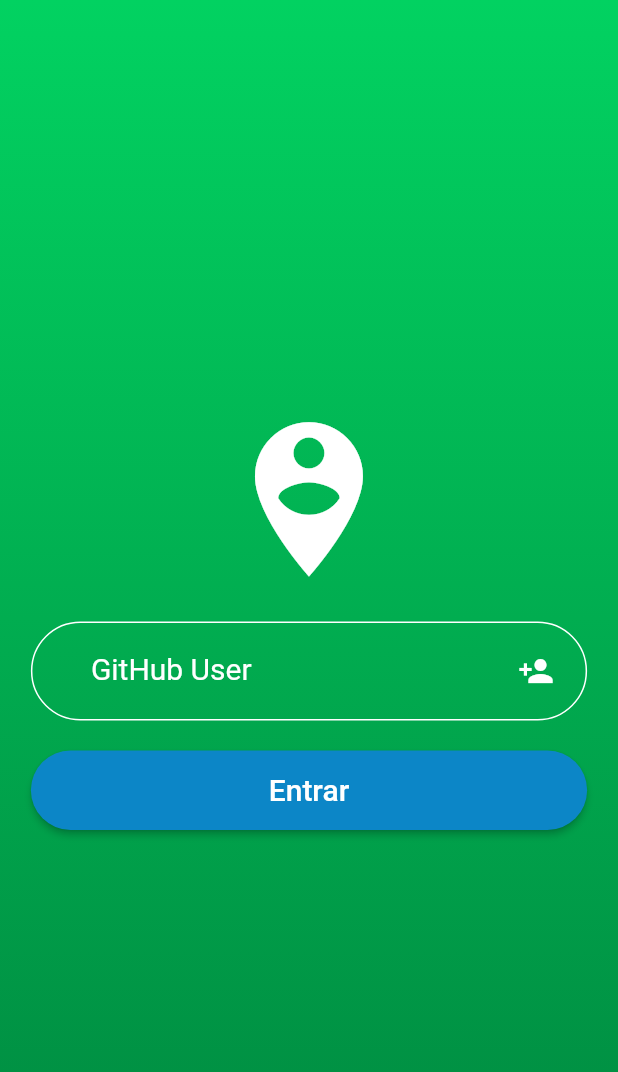
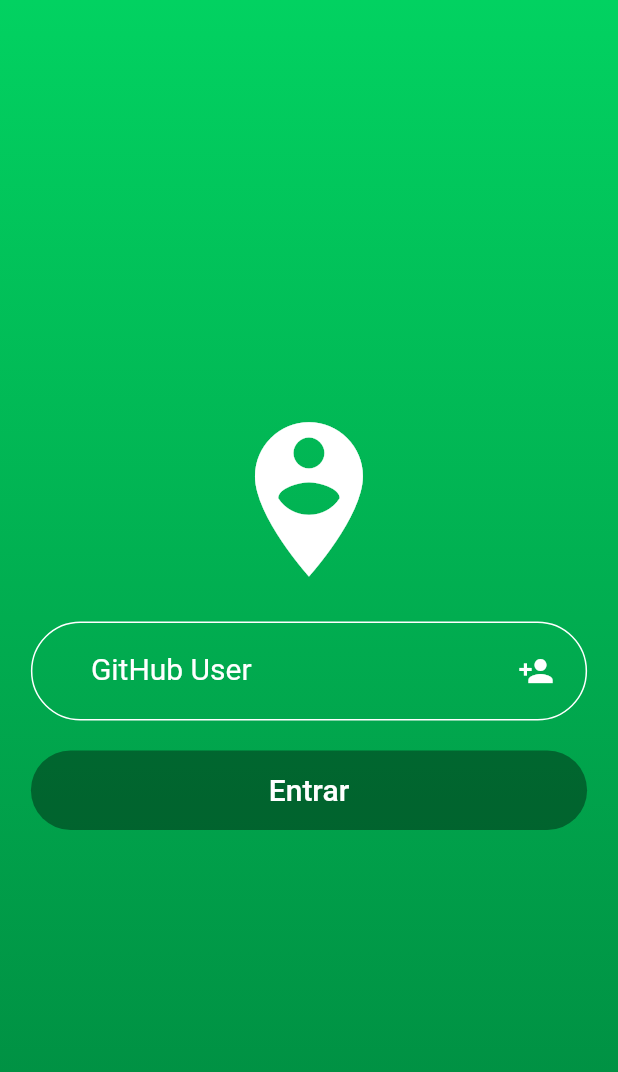
Before and after one commit to GugaDavi/OmniApp, a Flutter app: the screen it shows after launch, on a phone screen of 412 x 824 dp. Shown: the top 1072 px of the screen. Run offline on Flutter 3.47's test engine with Material 2 defaults, Android fonts, the phone set to English and light mode, and no system bars; our stand-ins replace flutter_mobx, mobx; generated files the repository leaves out were written again.

Commit message:
Login Steps

```diff
--- a/lib/main.dart
+++ b/lib/main.dart
@@ -1,16 +1,26 @@
 import 'package:flutter/material.dart';
+import 'package:omni_app/api/api.dart';
 import 'package:omni_app/routes/route_generator.dart';
-import 'package:omni_app/ui/screens/login.dart';
+import 'package:omni_app/stores/login_store/login_store.dart';
+import 'package:omni_app/ui/screens/verifyLogin.dart';
+import 'package:provider/provider.dart';
 
 void main() => runApp(MyApp());
 
 class MyApp extends StatelessWidget {
   @override
   Widget build(BuildContext context) {
-    return MaterialApp(
-      onGenerateRoute: RouterGenerator.generateRoute,
-      title: 'Omni App',
-      home: LoginScreen(),
+    return MultiProvider(
+      providers: [
+        Provider<LoginStore>(
+          create: (_) => LoginStore(Api()),
+        ),
+      ],
+      child: MaterialApp(
+        onGenerateRoute: RouterGenerator.generateRoute,
+        title: 'Omni App',
+        home: VerifyLogin(),
+      ),
     );
   }
 }
--- a/lib/ui/screens/login.dart
+++ b/lib/ui/screens/login.dart
@@ -1,13 +1,20 @@
 import 'package:flutter/material.dart';
-import 'package:omni_app/routes/route_consts.dart';
+import 'package:flutter_mobx/flutter_mobx.dart';
+import 'package:omni_app/stores/login_store/controllers/login_controller.dart';
+import 'package:omni_app/stores/login_store/login_store.dart';
+import 'package:omni_app/stores/profile_store/profile_store.dart';
 import 'package:omni_app/ui/components/button.dart';
 import 'package:omni_app/ui/styles/colors.dart';
 import 'package:omni_app/ui/styles/responsive_widget.dart';
 import 'package:omni_app/ui/styles/styles.dart';
+import 'package:provider/provider.dart';
 
 class LoginScreen extends StatelessWidget {
   @override
   Widget build(BuildContext context) {
+    LoginControlller loginControlller = LoginControlller();
+    LoginStore loginStore = Provider.of<LoginStore>(context);
+    ProfileStore profileStore = ProfileStore();
     bool isVisibleKeyboard = MediaQuery.of(context).viewInsets.bottom > 0;
     double heightScreen = MediaQuery.of(context).size.height;
     double widthScreen = MediaQuery.of(context).size.width;
@@ -41,10 +48,10 @@ class LoginScreen extends StatelessWidget {
                       height: 20,
                     ),
                     TextField(
+                        onChanged: loginControlller.setGithubUserName,
                         style: TextStyle(
                           color: Colors.white,
                           fontSize: 22,
-                          fontFamily: 'Roboto',
                         ),
                         decoration: inputStyle(
                             labelText: 'GitHub User',
@@ -57,9 +64,18 @@ class LoginScreen extends StatelessWidget {
                     SizedBox(
                       height: 20,
                     ),
-                    Button(
-                      child: 'Entrar',
-                      onPressed: () => Navigator.of(context).pushNamed(home),
+                    Observer(
+                      builder: (_) {
+                        return Button(
+                          child: 'Entrar',
+                          onPressed: loginControlller.validValue
+                              ? () {
+                                  loginStore
+                                      .login(loginControlller.githubUserName);
+                                }
+                              : null,
+                        );
+                      },
                     ),
                     SizedBox(
                       height: isVisibleKeyboard
--- /dev/null
+++ b/lib/ui/screens/verifyLogin.dart
@@ -0,0 +1,21 @@
+import 'package:flutter/material.dart';
+import 'package:flutter_mobx/flutter_mobx.dart';
+import 'package:omni_app/stores/login_store/login_store.dart';
+import 'package:omni_app/ui/screens/home.dart';
+import 'package:omni_app/ui/screens/login.dart';
+import 'package:provider/provider.dart';
+
+class VerifyLogin extends StatelessWidget {
+  @override
+  Widget build(BuildContext context) {
+    LoginStore loginControlller = Provider.of<LoginStore>(context);
+    return Observer(
+      builder: (_) {
+        if (loginControlller.authenticated) {
+          return HomeScreen();
+        }
+        return LoginScreen();
+      },
+    );
+  }
+}
```
Also changed, not shown: lib/api/api.dart (+6 -2 lines).
